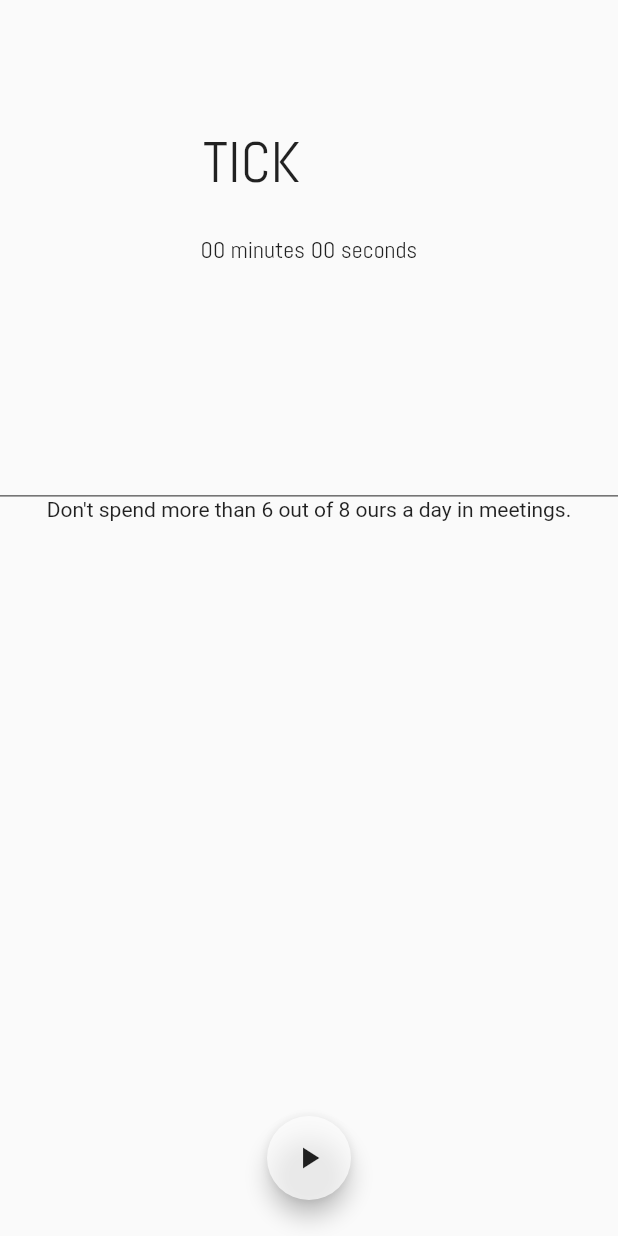
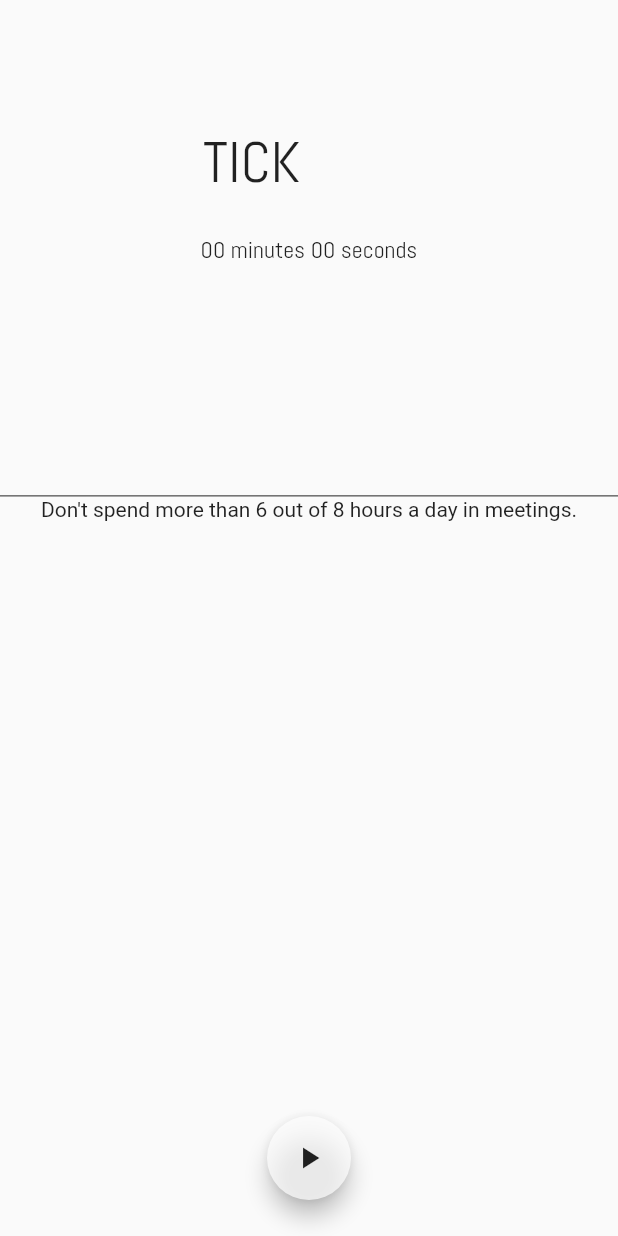
Before and after one commit to cornetthomas/death_by_meeting, a Flutter app: the screen it shows after launch, on a phone screen of 412 x 824 dp. Run offline on Flutter 3.47's test engine with Material 2 defaults, Android fonts, the phone set to English and light mode, and no system bars; our stand-ins replace share.

Commit message:
Fixed typo

```diff
--- a/lib/main.dart
+++ b/lib/main.dart
@@ -187,7 +187,7 @@ class _PageState extends State<Page> {
                   color: Colors.black87,
                 ),
                 Text(
-                    "Don't spend more than 6 out of 8 ours a day in meetings."),
+                    "Don't spend more than 6 out of 8 hours a day in meetings."),
               ],
             ),
           )
```
